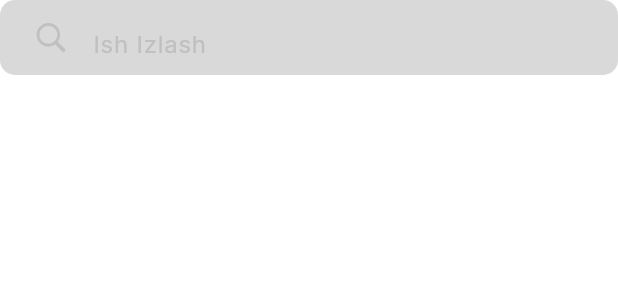
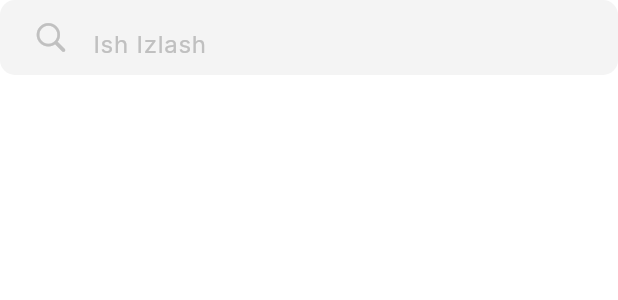
Before and after one commit to OtabekNuriddinov/ish_topdim, a Flutter app: the CustomSearchBar widget shown alone on an empty page, opened directly, on a phone screen of 412 x 824 dp. Shown: the top 300 px of the screen. Run offline on Flutter 3.47's test engine with Material 3 defaults, Android fonts, the phone set to English and light mode, and no system bars; our stand-ins replace flutter_svg, go_router, google_fonts, shared_preferences, sizer; accounts and stored records are empty; network calls fail.

Commit message:
[022] theme mode lar yaxshilandi

```diff
--- a/lib/features/home/components/search_bar.dart
+++ b/lib/features/home/components/search_bar.dart
@@ -1,8 +1,10 @@
 import 'package:flutter/cupertino.dart';
 import 'package:flutter/material.dart';
 import 'package:google_fonts/google_fonts.dart';
+import 'package:provider/provider.dart';
 
 import '../../../core/theme/themes.dart';
+import '../../settings/provider/settings_provider.dart';
 
 class CustomSearchBar extends StatelessWidget {
   const CustomSearchBar({super.key});
@@ -13,7 +15,7 @@ class CustomSearchBar extends StatelessWidget {
           padding: EdgeInsets.symmetric(horizontal: 10, vertical: 5),
           height: 50,
           decoration: BoxDecoration(
-          color: Themes.white57,
+              color: Colors.grey.withAlpha(30),
               borderRadius: BorderRadius.circular(10)),
           child: TextField(
             cursorColor: Themes.orange,
@@ -28,5 +30,6 @@ class CustomSearchBar extends StatelessWidget {
                 border: InputBorder.none),
           ),
         );
+
   }
 }
```
Lines whose indentation alone changed are shown as unchanged.
